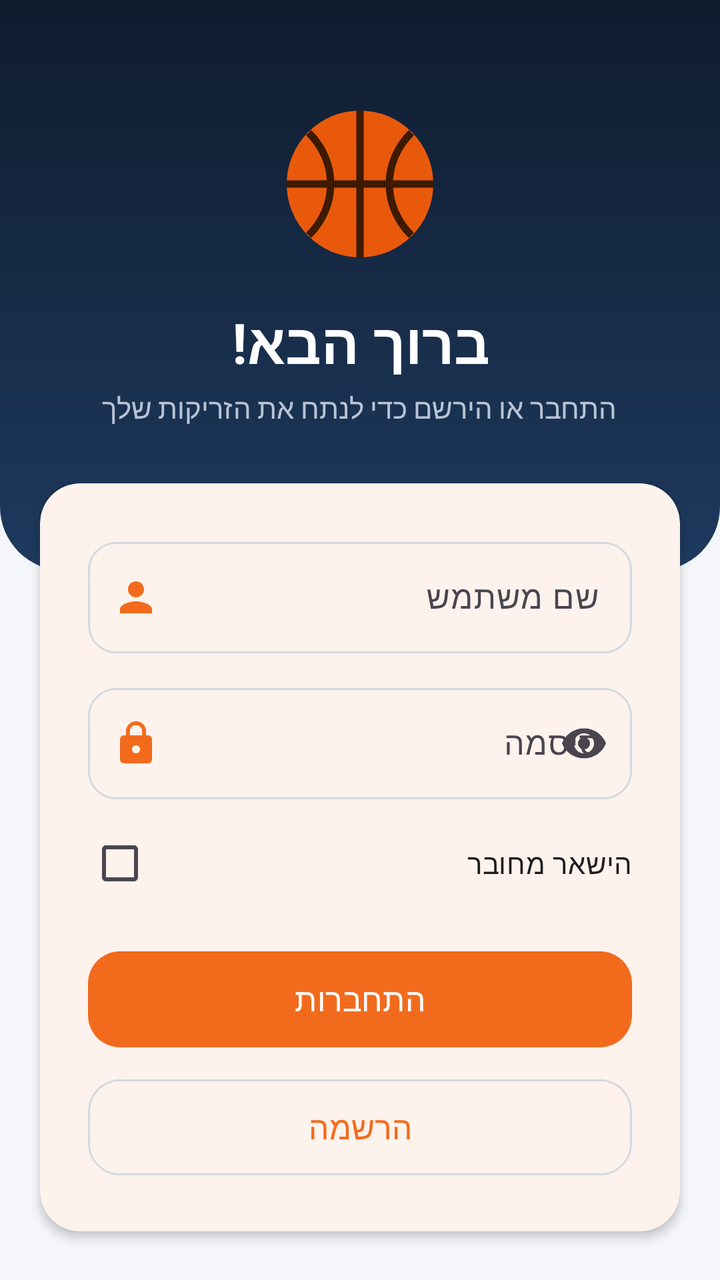
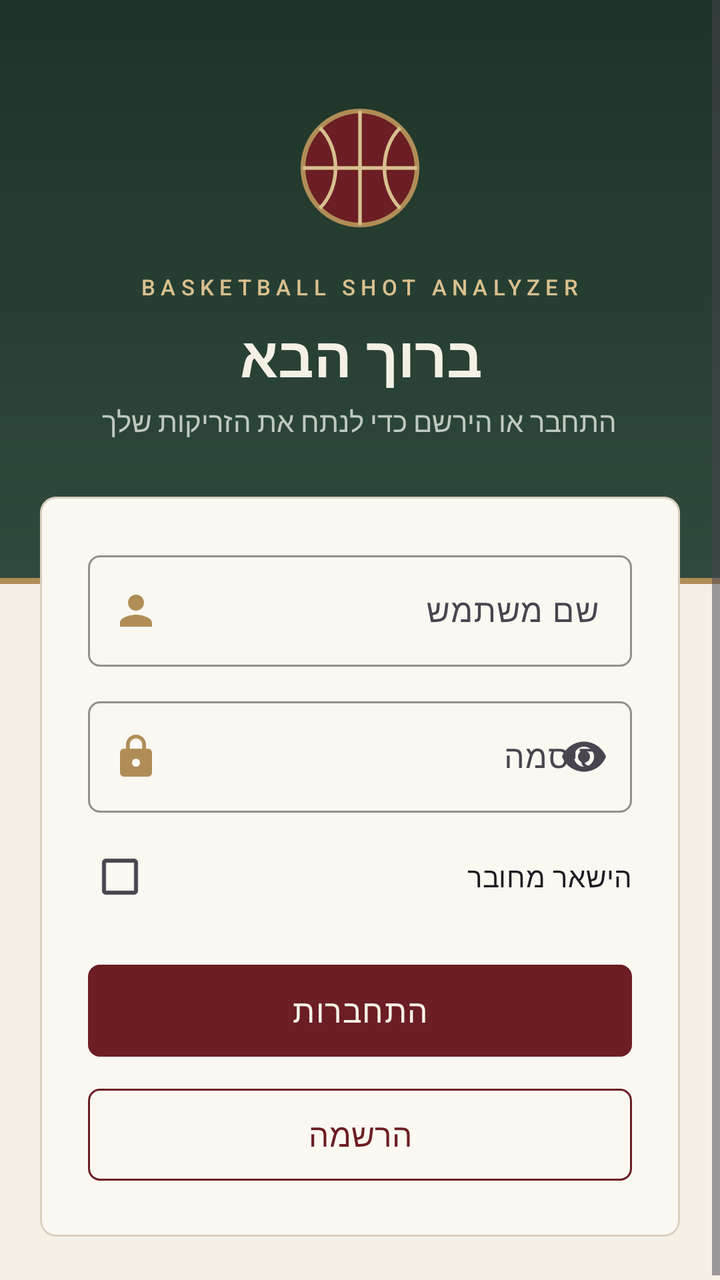

Before-and-after screenshots of an Android layout around one commit, followed by the original layout XML and the change that was made.
<!-- AndroidManifest.xml: application theme Theme.BasketballShotAnalyzer -->
<!-- res/layout/activity_auth.xml -->
<?xml version="1.0" encoding="utf-8"?>
<ScrollView xmlns:android="http://schemas.android.com/apk/res/android"
    xmlns:app="http://schemas.android.com/apk/res-auto"
    android:layout_width="match_parent"
    android:layout_height="match_parent"
    android:background="@color/background"
    android:fillViewport="true">

    <LinearLayout
        android:layout_width="match_parent"
        android:layout_height="wrap_content"
        android:orientation="vertical">

        <LinearLayout
            android:layout_width="match_parent"
            android:layout_height="wrap_content"
            android:background="@drawable/bg_header"
            android:gravity="center_horizontal"
            android:orientation="vertical"
            android:paddingTop="48dp"
            android:paddingBottom="72dp">

            <ImageView
                android:layout_width="88dp"
                android:layout_height="88dp"
                android:importantForAccessibility="no"
                android:src="@drawable/ic_basketball" />

            <TextView
                android:layout_width="wrap_content"
                android:layout_height="wrap_content"
                android:layout_marginTop="16dp"
                android:text="@string/auth_title"
                android:textAppearance="@style/TextAppearance.Material3.HeadlineMedium"
                android:textColor="@color/text_on_dark"
                android:textStyle="bold" />

            <TextView
                android:layout_width="wrap_content"
                android:layout_height="wrap_content"
                android:layout_marginHorizontal="32dp"
                android:layout_marginTop="4dp"
                android:gravity="center"
                android:text="@string/auth_subtitle"
                android:textColor="@color/text_on_dark_secondary" />
        </LinearLayout>

        <com.google.android.material.card.MaterialCardView
            style="@style/Widget.App.Card"
            android:layout_width="match_parent"
            android:layout_height="wrap_content"
            android:layout_marginHorizontal="20dp"
            android:layout_marginTop="-44dp"
            android:layout_marginBottom="24dp">

            <LinearLayout
                android:layout_width="match_parent"
                android:layout_height="wrap_content"
                android:orientation="vertical"
                android:padding="24dp">

                <com.google.android.material.textfield.TextInputLayout
                    android:id="@+id/layoutUsername"
                    style="@style/Widget.App.TextField"
                    android:layout_width="match_parent"
                    android:layout_height="wrap_content"
                    android:hint="@string/hint_username"
                    app:startIconDrawable="@drawable/ic_person">

                    <com.google.android.material.textfield.TextInputEditText
                        android:id="@+id/editUsername"
                        android:layout_width="match_parent"
                        android:layout_height="wrap_content"
                        android:inputType="text"
                        android:maxLines="1" />
                </com.google.android.material.textfield.TextInputLayout>

                <com.google.android.material.textfield.TextInputLayout
                    android:id="@+id/layoutPassword"
                    style="@style/Widget.App.TextField"
                    android:layout_width="match_parent"
                    android:layout_height="wrap_content"
                    android:layout_marginTop="12dp"
                    android:hint="@string/hint_password"
                    app:endIconMode="password_toggle"
                    app:startIconDrawable="@drawable/ic_lock">

                    <com.google.android.material.textfield.TextInputEditText
                        android:id="@+id/editPassword"
                        android:layout_width="match_parent"
                        android:layout_height="wrap_content"
                        android:inputType="textPassword"
                        android:maxLines="1" />
                </com.google.android.material.textfield.TextInputLayout>

                <com.google.android.material.checkbox.MaterialCheckBox
                    android:id="@+id/checkRemember"
                    android:layout_width="match_parent"
                    android:layout_height="wrap_content"
                    android:layout_marginTop="8dp"
                    android:text="@string/remember_me" />

                <com.google.android.material.button.MaterialButton
                    android:id="@+id/btnLogin"
                    style="@style/Widget.App.Button"
                    android:layout_width="match_parent"
                    android:layout_height="wrap_content"
                    android:layout_marginTop="16dp"
                    android:text="@string/btn_login" />

                <com.google.android.material.button.MaterialButton
                    android:id="@+id/btnRegister"
                    style="@style/Widget.App.Button.Outlined"
                    android:layout_width="match_parent"
                    android:layout_height="wrap_content"
                    android:layout_marginTop="8dp"
                    android:text="@string/btn_register" />
            </LinearLayout>
        </com.google.android.material.card.MaterialCardView>
    </LinearLayout>
</ScrollView>
<!-- resources referenced by this layout -->
<resources>
  <color name="background">#F4F6FA</color>
  <color name="text_on_dark">#FFFFFF</color>
  <color name="text_on_dark_secondary">#B8C4D6</color>
  <!-- drawable bg_header (drawable) -->
  <?xml version="1.0" encoding="utf-8"?>
  <shape xmlns:android="http://schemas.android.com/apk/res/android" android:shape="rectangle">
      <gradient
          android:angle="270"
          android:endColor="@color/navy_light"
          android:startColor="@color/navy" />
      <corners
          android:bottomLeftRadius="32dp"
          android:bottomRightRadius="32dp" />
  </shape>
  <!-- drawable ic_basketball (drawable) -->
  <?xml version="1.0" encoding="utf-8"?>
  <vector xmlns:android="http://schemas.android.com/apk/res/android"
      android:width="48dp"
      android:height="48dp"
      android:viewportWidth="24"
      android:viewportHeight="24">
      <path
          android:fillColor="#E8590C"
          android:pathData="M12,2A10,10 0,1 1,12,22A10,10 0,1 1,12,2Z" />
      <path
          android:strokeColor="#3D1A00"
          android:strokeWidth="1"
          android:pathData="M2,12H22M12,2V22M5,5C9,9 9,15 5,19M19,5C15,9 15,15 19,19" />
  </vector>
  <string name="auth_title">ברוך הבא!</string>
  <style name="Widget.App.Button" parent="Widget.Material3.Button">
          <item name="android:minHeight">56dp</item>
          <item name="cornerRadius">16dp</item>
          <item name="android:textSize">16sp</item>
      </style>
  <style name="Widget.App.Button.Outlined" parent="Widget.Material3.Button.OutlinedButton">
          <item name="android:minHeight">56dp</item>
          <item name="cornerRadius">16dp</item>
          <item name="android:textSize">16sp</item>
      </style>
  <style name="Widget.App.Card" parent="Widget.Material3.CardView.Elevated">
          <item name="cardCornerRadius">20dp</item>
          <item name="cardElevation">3dp</item>
          <item name="cardBackgroundColor">@color/surface</item>
      </style>
  <style name="Widget.App.TextField" parent="Widget.Material3.TextInputLayout.OutlinedBox">
          <item name="boxCornerRadiusTopStart">14dp</item>
          <item name="boxCornerRadiusTopEnd">14dp</item>
          <item name="boxCornerRadiusBottomStart">14dp</item>
          <item name="boxCornerRadiusBottomEnd">14dp</item>
          <item name="startIconTint">@color/primary</item>
      </style>
  <style name="Theme.BasketballShotAnalyzer" parent="Theme.Material3.Light.NoActionBar">
          <item name="colorPrimary">@color/primary</item>
          <item name="colorOnPrimary">@color/white</item>
          <item name="colorPrimaryContainer">@color/primary_container</item>
          <item name="colorOnPrimaryContainer">@color/primary_dark</item>
          <item name="colorSecondary">@color/navy_light</item>
          <item name="colorOnSecondary">@color/white</item>
          <item name="colorSecondaryContainer">@color/primary_container</item>
          <item name="colorOnSecondaryContainer">@color/primary_dark</item>
          <item name="colorSurface">@color/surface</item>
          <item name="colorOnSurface">@color/text_primary</item>
          <item name="colorOutline">@color/outline</item>
          <item name="colorError">@color/error</item>
          <item name="android:colorBackground">@color/background</item>
          <item name="android:statusBarColor">@color/navy</item>
          <item name="android:windowLightStatusBar">false</item>
      </style>
  <color name="navy_light">#1E3A5F</color>
  <color name="navy">#0F1C2E</color>
  <color name="surface">#FFFFFF</color>
  <color name="primary">#F26B1D</color>
  <color name="white">#FFFFFF</color>
  <color name="primary_container">#FFE4D3</color>
  <color name="primary_dark">#C2410C</color>
  <color name="text_primary">#1A1C1E</color>
  <color name="outline">#D5DAE1</color>
  <color name="error">#DC2626</color>
  <!-- unchanged entries left out for length: 8 -->
</resources>

<!-- the commit's change to res/layout/activity_auth.xml (unified diff, before → after) -->
@@ -21,8 +21,8 @@
             android:paddingBottom="72dp">
 
             <ImageView
-                android:layout_width="88dp"
-                android:layout_height="88dp"
+                android:layout_width="72dp"
+                android:layout_height="72dp"
                 android:importantForAccessibility="no"
                 android:src="@drawable/ic_basketball" />
 
@@ -30,10 +30,17 @@
                 android:layout_width="wrap_content"
                 android:layout_height="wrap_content"
                 android:layout_marginTop="16dp"
+                android:text="@string/app_name"
+                android:textAppearance="@style/TextAppearance.App.Overline" />
+
+            <TextView
+                android:layout_width="wrap_content"
+                android:layout_height="wrap_content"
+                android:layout_marginTop="8dp"
                 android:text="@string/auth_title"
-                android:textAppearance="@style/TextAppearance.Material3.HeadlineMedium"
+                android:textAppearance="@style/TextAppearance.App.Headline"
                 android:textColor="@color/text_on_dark"
-                android:textStyle="bold" />
+                android:textSize="28sp" />
 
             <TextView
                 android:layout_width="wrap_content"
<!-- resource entries referenced after the edit -->
@@ -1,19 +1,25 @@
 <!-- resources referenced by this layout -->
 <resources>
-  <color name="background">#F4F6FA</color>
-  <color name="text_on_dark">#FFFFFF</color>
-  <color name="text_on_dark_secondary">#B8C4D6</color>
+  <color name="background">#F5F0E6</color>
+  <color name="text_on_dark">#F5F0E6</color>
+  <color name="text_on_dark_secondary">#BFC9BF</color>
   <!-- drawable bg_header (drawable) -->
   <?xml version="1.0" encoding="utf-8"?>
-  <shape xmlns:android="http://schemas.android.com/apk/res/android" android:shape="rectangle">
-      <gradient
-          android:angle="270"
-          android:endColor="@color/navy_light"
-          android:startColor="@color/navy" />
-      <corners
-          android:bottomLeftRadius="32dp"
-          android:bottomRightRadius="32dp" />
-  </shape>
+  <layer-list xmlns:android="http://schemas.android.com/apk/res/android">
+      <item>
+          <shape android:shape="rectangle">
+              <solid android:color="@color/brass" />
+          </shape>
+      </item>
+      <item android:bottom="3dp">
+          <shape android:shape="rectangle">
+              <gradient
+                  android:angle="270"
+                  android:endColor="@color/forest_light"
+                  android:startColor="@color/forest" />
+          </shape>
+      </item>
+  </layer-list>
   <!-- drawable ic_basketball (drawable) -->
   <?xml version="1.0" encoding="utf-8"?>
   <vector xmlns:android="http://schemas.android.com/apk/res/android"
@@ -22,43 +28,60 @@
       android:viewportWidth="24"
       android:viewportHeight="24">
       <path
-          android:fillColor="#E8590C"
-          android:pathData="M12,2A10,10 0,1 1,12,22A10,10 0,1 1,12,2Z" />
+          android:fillColor="#6B1E23"
+          android:strokeColor="#B08D57"
+          android:strokeWidth="0.8"
+          android:pathData="M12,2.5A9.5,9.5 0,1 1,12,21.5A9.5,9.5 0,1 1,12,2.5Z" />
       <path
-          android:strokeColor="#3D1A00"
-          android:strokeWidth="1"
-          android:pathData="M2,12H22M12,2V22M5,5C9,9 9,15 5,19M19,5C15,9 15,15 19,19" />
+          android:strokeColor="#D9C08F"
+          android:strokeWidth="0.6"
+          android:pathData="M2.5,12H21.5M12,2.5V21.5M5.3,5.3C8.8,8.8 8.8,15.2 5.3,18.7M18.7,5.3C15.2,8.8 15.2,15.2 18.7,18.7" />
   </vector>
-  <string name="auth_title">ברוך הבא!</string>
+  <string name="app_name">Basketball Shot Analyzer</string>
+  <string name="auth_title">ברוך הבא</string>
+  <style name="TextAppearance.App.Headline" parent="TextAppearance.Material3.HeadlineSmall">
+          <item name="android:fontFamily">serif</item>
+          <item name="android:textStyle">bold</item>
+      </style>
+  <style name="TextAppearance.App.Overline" parent="TextAppearance.Material3.LabelSmall">
+          <item name="android:textColor">@color/brass_light</item>
+          <item name="android:letterSpacing">0.25</item>
+          <item name="android:textAllCaps">true</item>
+      </style>
   <style name="Widget.App.Button" parent="Widget.Material3.Button">
-          <item name="android:minHeight">56dp</item>
-          <item name="cornerRadius">16dp</item>
+          <item name="android:minHeight">54dp</item>
+          <item name="cornerRadius">6dp</item>
           <item name="android:textSize">16sp</item>
+          <item name="android:letterSpacing">0.03</item>
       </style>
   <style name="Widget.App.Button.Outlined" parent="Widget.Material3.Button.OutlinedButton">
-          <item name="android:minHeight">56dp</item>
-          <item name="cornerRadius">16dp</item>
+          <item name="android:minHeight">54dp</item>
+          <item name="cornerRadius">6dp</item>
           <item name="android:textSize">16sp</item>
+          <item name="strokeColor">@color/primary</item>
       </style>
-  <style name="Widget.App.Card" parent="Widget.Material3.CardView.Elevated">
-          <item name="cardCornerRadius">20dp</item>
-          <item name="cardElevation">3dp</item>
+  <style name="Widget.App.Card" parent="Widget.Material3.CardView.Outlined">
+          <item name="cardCornerRadius">8dp</item>
+          <item name="cardElevation">0dp</item>
           <item name="cardBackgroundColor">@color/surface</item>
+          <item name="strokeColor">@color/outline</item>
+          <item name="strokeWidth">1dp</item>
       </style>
   <style name="Widget.App.TextField" parent="Widget.Material3.TextInputLayout.OutlinedBox">
-          <item name="boxCornerRadiusTopStart">14dp</item>
-          <item name="boxCornerRadiusTopEnd">14dp</item>
-          <item name="boxCornerRadiusBottomStart">14dp</item>
-          <item name="boxCornerRadiusBottomEnd">14dp</item>
-          <item name="startIconTint">@color/primary</item>
+          <item name="boxCornerRadiusTopStart">6dp</item>
+          <item name="boxCornerRadiusTopEnd">6dp</item>
+          <item name="boxCornerRadiusBottomStart">6dp</item>
+          <item name="boxCornerRadiusBottomEnd">6dp</item>
+          <item name="boxStrokeColor">@color/primary</item>
+          <item name="startIconTint">@color/brass</item>
       </style>
   <style name="Theme.BasketballShotAnalyzer" parent="Theme.Material3.Light.NoActionBar">
           <item name="colorPrimary">@color/primary</item>
-          <item name="colorOnPrimary">@color/white</item>
+          <item name="colorOnPrimary">@color/text_on_dark</item>
           <item name="colorPrimaryContainer">@color/primary_container</item>
           <item name="colorOnPrimaryContainer">@color/primary_dark</item>
-          <item name="colorSecondary">@color/navy_light</item>
-          <item name="colorOnSecondary">@color/white</item>
+          <item name="colorSecondary">@color/forest_light</item>
+          <item name="colorOnSecondary">@color/text_on_dark</item>
           <item name="colorSecondaryContainer">@color/primary_container</item>
           <item name="colorOnSecondaryContainer">@color/primary_dark</item>
           <item name="colorSurface">@color/surface</item>
@@ -66,19 +89,20 @@
           <item name="colorOutline">@color/outline</item>
           <item name="colorError">@color/error</item>
           <item name="android:colorBackground">@color/background</item>
-          <item name="android:statusBarColor">@color/navy</item>
+          <item name="android:statusBarColor">@color/forest</item>
           <item name="android:windowLightStatusBar">false</item>
       </style>
-  <color name="navy_light">#1E3A5F</color>
-  <color name="navy">#0F1C2E</color>
-  <color name="surface">#FFFFFF</color>
-  <color name="primary">#F26B1D</color>
-  <color name="white">#FFFFFF</color>
-  <color name="primary_container">#FFE4D3</color>
-  <color name="primary_dark">#C2410C</color>
-  <color name="text_primary">#1A1C1E</color>
-  <color name="outline">#D5DAE1</color>
-  <color name="error">#DC2626</color>
+  <color name="brass">#B08D57</color>
+  <color name="forest_light">#2F4A3C</color>
+  <color name="forest">#1E3328</color>
+  <color name="brass_light">#D9C08F</color>
+  <color name="surface">#FBF8F2</color>
+  <color name="primary">#6B1E23</color>
+  <color name="primary_container">#EFE4D2</color>
+  <color name="primary_dark">#4A1418</color>
+  <color name="text_primary">#2B2420</color>
+  <color name="outline">#D9CFBF</color>
+  <color name="error">#8E2C2C</color>
   <!-- unchanged entries left out for length: 8 -->
 </resources>
 
